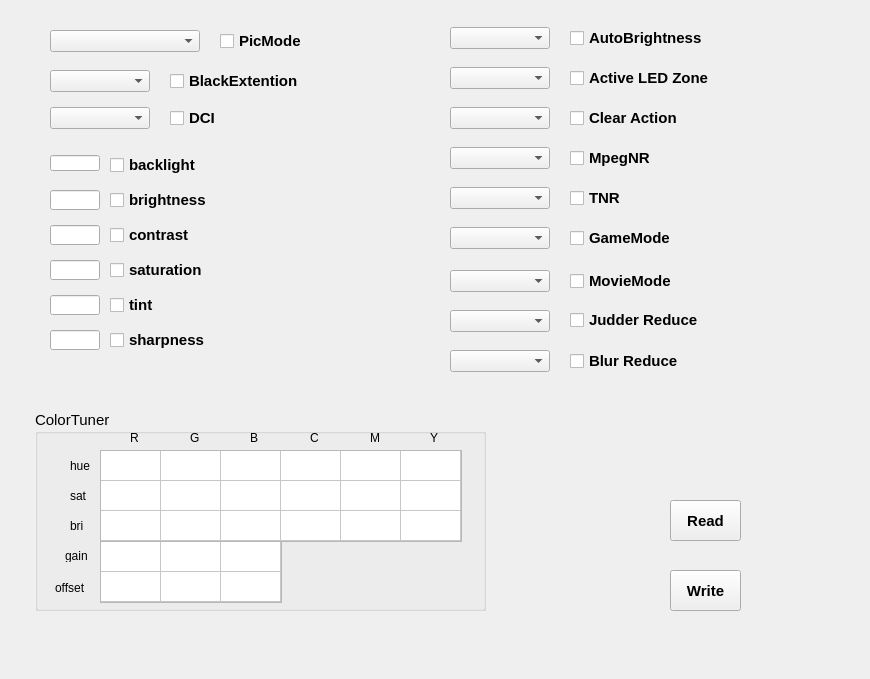
hooloong/gitpython, file twoFirst01/UIDebug/UI_Debug_res.ui: the form before one commit.
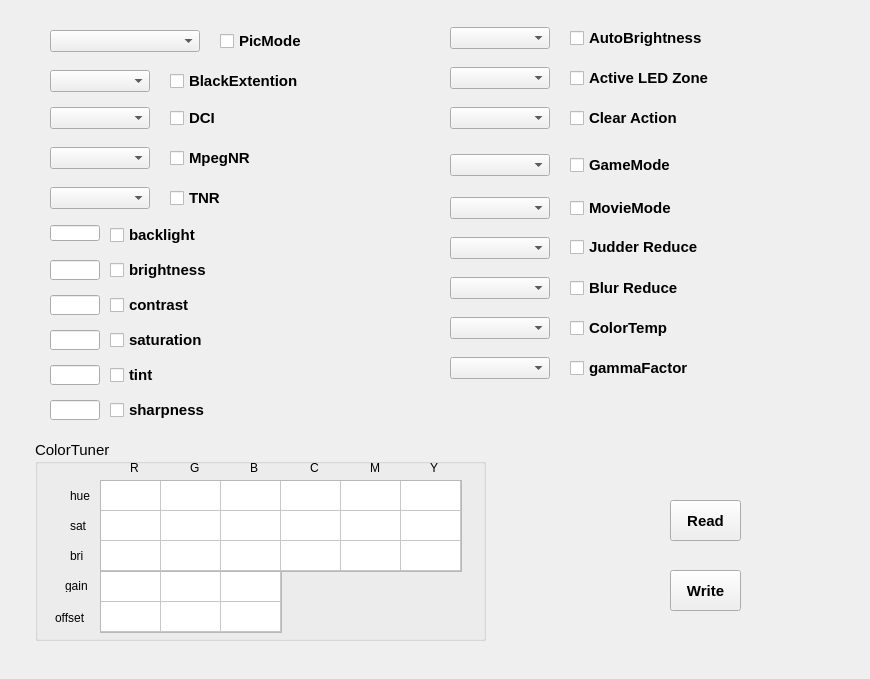
The form after the commit.

Patch:
```diff
--- a/twoFirst01/UIDebug/UI_Debug_res.ui
+++ b/twoFirst01/UIDebug/UI_Debug_res.ui
@@ -46,7 +46,7 @@
    <property name="geometry">
     <rect>
      <x>50</x>
-     <y>155</y>
+     <y>225</y>
      <width>50</width>
      <height>16</height>
     </rect>
@@ -61,7 +61,7 @@
    <property name="geometry">
     <rect>
      <x>110</x>
-     <y>157</y>
+     <y>227</y>
      <width>101</width>
      <height>16</height>
     </rect>
@@ -81,7 +81,7 @@
    <property name="geometry">
     <rect>
      <x>110</x>
-     <y>192</y>
+     <y>262</y>
      <width>111</width>
      <height>16</height>
     </rect>
@@ -101,7 +101,7 @@
    <property name="geometry">
     <rect>
      <x>110</x>
-     <y>227</y>
+     <y>297</y>
      <width>101</width>
      <height>16</height>
     </rect>
@@ -121,7 +121,7 @@
    <property name="geometry">
     <rect>
      <x>110</x>
-     <y>262</y>
+     <y>332</y>
      <width>111</width>
      <height>16</height>
     </rect>
@@ -141,7 +141,7 @@
    <property name="geometry">
     <rect>
      <x>110</x>
-     <y>297</y>
+     <y>367</y>
      <width>71</width>
      <height>16</height>
     </rect>
@@ -161,7 +161,7 @@
    <property name="geometry">
     <rect>
      <x>110</x>
-     <y>332</y>
+     <y>402</y>
      <width>111</width>
      <height>16</height>
     </rect>
@@ -181,7 +181,7 @@
    <property name="geometry">
     <rect>
      <x>50</x>
-     <y>190</y>
+     <y>260</y>
      <width>50</width>
      <height>20</height>
     </rect>
@@ -196,7 +196,7 @@
    <property name="geometry">
     <rect>
      <x>50</x>
-     <y>225</y>
+     <y>295</y>
      <width>50</width>
      <height>20</height>
     </rect>
@@ -211,7 +211,7 @@
    <property name="geometry">
     <rect>
      <x>50</x>
-     <y>260</y>
+     <y>330</y>
      <width>50</width>
      <height>20</height>
     </rect>
@@ -226,7 +226,7 @@
    <property name="geometry">
     <rect>
      <x>50</x>
-     <y>295</y>
+     <y>365</y>
      <width>50</width>
      <height>20</height>
     </rect>
@@ -241,7 +241,7 @@
    <property name="geometry">
     <rect>
      <x>50</x>
-     <y>330</y>
+     <y>400</y>
      <width>50</width>
      <height>20</height>
     </rect>
@@ -256,7 +256,7 @@
    <property name="geometry">
     <rect>
      <x>100</x>
-     <y>450</y>
+     <y>480</y>
      <width>362</width>
      <height>92</height>
     </rect>
@@ -497,7 +497,7 @@
    <property name="geometry">
     <rect>
      <x>100</x>
-     <y>541</y>
+     <y>571</y>
      <width>182</width>
      <height>62</height>
     </rect>
@@ -557,7 +557,7 @@
    <property name="geometry">
     <rect>
      <x>130</x>
-     <y>430</y>
+     <y>460</y>
      <width>21</width>
      <height>16</height>
     </rect>
@@ -570,7 +570,7 @@
    <property name="geometry">
     <rect>
      <x>190</x>
-     <y>430</y>
+     <y>460</y>
      <width>21</width>
      <height>16</height>
     </rect>
@@ -583,7 +583,7 @@
    <property name="geometry">
     <rect>
      <x>250</x>
-     <y>430</y>
+     <y>460</y>
      <width>21</width>
      <height>16</height>
     </rect>
@@ -596,7 +596,7 @@
    <property name="geometry">
     <rect>
      <x>310</x>
-     <y>430</y>
+     <y>460</y>
      <width>21</width>
      <height>16</height>
     </rect>
@@ -609,7 +609,7 @@
    <property name="geometry">
     <rect>
      <x>430</x>
-     <y>430</y>
+     <y>460</y>
      <width>21</width>
      <height>16</height>
     </rect>
@@ -622,7 +622,7 @@
    <property name="geometry">
     <rect>
      <x>370</x>
-     <y>430</y>
+     <y>460</y>
      <width>21</width>
      <height>16</height>
     </rect>
@@ -635,7 +635,7 @@
    <property name="geometry">
     <rect>
      <x>70</x>
-     <y>460</y>
+     <y>490</y>
      <width>30</width>
      <height>12</height>
     </rect>
@@ -648,7 +648,7 @@
    <property name="geometry">
     <rect>
      <x>70</x>
-     <y>490</y>
+     <y>520</y>
      <width>30</width>
      <height>12</height>
     </rect>
@@ -661,7 +661,7 @@
    <property name="geometry">
     <rect>
      <x>70</x>
-     <y>520</y>
+     <y>550</y>
      <width>30</width>
      <height>12</height>
     </rect>
@@ -674,7 +674,7 @@
    <property name="geometry">
     <rect>
      <x>65</x>
-     <y>550</y>
+     <y>580</y>
      <width>30</width>
      <height>12</height>
     </rect>
@@ -687,7 +687,7 @@
    <property name="geometry">
     <rect>
      <x>55</x>
-     <y>580</y>
+     <y>610</y>
      <width>41</width>
      <height>16</height>
     </rect>
@@ -700,7 +700,7 @@
    <property name="geometry">
     <rect>
      <x>35</x>
-     <y>410</y>
+     <y>440</y>
      <width>451</width>
      <height>201</height>
     </rect>
@@ -1031,7 +1031,7 @@
   <widget class="QComboBox" name="comboBox_MpegNR">
    <property name="geometry">
     <rect>
-     <x>450</x>
+     <x>50</x>
      <y>147</y>
      <width>100</width>
      <height>22</height>
@@ -1051,7 +1051,7 @@
    </property>
    <property name="geometry">
     <rect>
-     <x>570</x>
+     <x>170</x>
      <y>150</y>
      <width>81</width>
      <height>16</height>
@@ -1077,7 +1077,7 @@
   <widget class="QComboBox" name="comboBox_NR">
    <property name="geometry">
     <rect>
-     <x>450</x>
+     <x>50</x>
      <y>187</y>
      <width>100</width>
      <height>22</height>
@@ -1097,7 +1097,7 @@
    </property>
    <property name="geometry">
     <rect>
-     <x>570</x>
+     <x>170</x>
      <y>190</y>
      <width>71</width>
      <height>16</height>
@@ -1124,7 +1124,7 @@
    <property name="geometry">
     <rect>
      <x>450</x>
-     <y>227</y>
+     <y>154</y>
      <width>100</width>
      <height>22</height>
     </rect>
@@ -1144,7 +1144,7 @@
    <property name="geometry">
     <rect>
      <x>570</x>
-     <y>230</y>
+     <y>157</y>
      <width>101</width>
      <height>16</height>
     </rect>
@@ -1173,7 +1173,7 @@
    <property name="geometry">
     <rect>
      <x>570</x>
-     <y>273</y>
+     <y>200</y>
      <width>111</width>
      <height>16</height>
     </rect>
@@ -1199,7 +1199,7 @@
    <property name="geometry">
     <rect>
      <x>450</x>
-     <y>270</y>
+     <y>197</y>
      <width>100</width>
      <height>22</height>
     </rect>
@@ -1216,7 +1216,7 @@
    <property name="geometry">
     <rect>
      <x>450</x>
-     <y>310</y>
+     <y>237</y>
      <width>100</width>
      <height>22</height>
     </rect>
@@ -1233,7 +1233,7 @@
    <property name="geometry">
     <rect>
      <x>450</x>
-     <y>350</y>
+     <y>277</y>
      <width>100</width>
      <height>22</height>
     </rect>
@@ -1253,7 +1253,7 @@
    <property name="geometry">
     <rect>
      <x>570</x>
-     <y>312</y>
+     <y>239</y>
      <width>151</width>
      <height>16</height>
     </rect>
@@ -1282,7 +1282,7 @@
    <property name="geometry">
     <rect>
      <x>570</x>
-     <y>353</y>
+     <y>280</y>
      <width>151</width>
      <height>16</height>
     </rect>
@@ -1304,6 +1304,98 @@
     <bool>false</bool>
    </property>
   </widget>
+  <widget class="QCheckBox" name="checkBox_ColorTemp">
+   <property name="enabled">
+    <bool>true</bool>
+   </property>
+   <property name="geometry">
+    <rect>
+     <x>570</x>
+     <y>320</y>
+     <width>151</width>
+     <height>16</height>
+    </rect>
+   </property>
+   <property name="font">
+    <font>
+     <pointsize>11</pointsize>
+     <weight>75</weight>
+     <bold>true</bold>
+    </font>
+   </property>
+   <property name="text">
+    <string>ColorTemp</string>
+   </property>
+   <property name="checkable">
+    <bool>true</bool>
+   </property>
+   <property name="checked">
+    <bool>false</bool>
+   </property>
+  </widget>
+  <widget class="QComboBox" name="comboBox_ColorTemp">
+   <property name="geometry">
+    <rect>
+     <x>450</x>
+     <y>317</y>
+     <width>100</width>
+     <height>22</height>
+    </rect>
+   </property>
+   <property name="font">
+    <font>
+     <pointsize>10</pointsize>
+     <weight>75</weight>
+     <bold>true</bold>
+    </font>
+   </property>
+  </widget>
+  <widget class="QComboBox" name="comboBox_gammaFactor">
+   <property name="geometry">
+    <rect>
+     <x>450</x>
+     <y>357</y>
+     <width>100</width>
+     <height>22</height>
+    </rect>
+   </property>
+   <property name="font">
+    <font>
+     <pointsize>10</pointsize>
+     <weight>75</weight>
+     <bold>true</bold>
+    </font>
+   </property>
+  </widget>
+  <widget class="QCheckBox" name="checkBox_gammaFactor">
+   <property name="enabled">
+    <bool>true</bool>
+   </property>
+   <property name="geometry">
+    <rect>
+     <x>570</x>
+     <y>360</y>
+     <width>151</width>
+     <height>16</height>
+    </rect>
+   </property>
+   <property name="font">
+    <font>
+     <pointsize>11</pointsize>
+     <weight>75</weight>
+     <bold>true</bold>
+    </font>
+   </property>
+   <property name="text">
+    <string>gammaFactor</string>
+   </property>
+   <property name="checkable">
+    <bool>true</bool>
+   </property>
+   <property name="checked">
+    <bool>false</bool>
+   </property>
+  </widget>
   <zorder>groupBox</zorder>
   <zorder>tableWidget_color_tuner</zorder>
   <zorder>checkBox_pic_mode</zorder>
```
Left out of the diff: 28 changed lines with no effect on the pictures.
